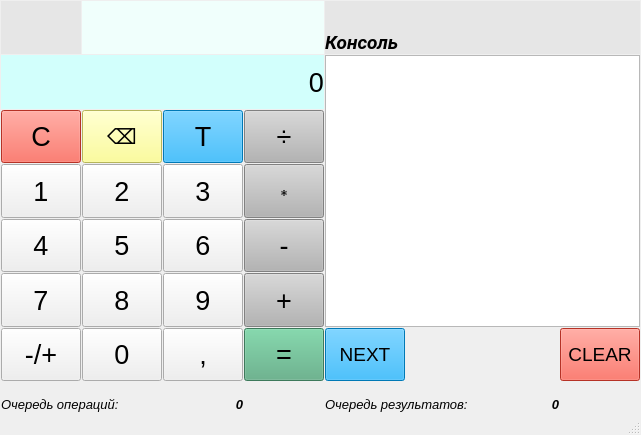
Before: the Qt Designer form InteltehCalculator/mainwindow.ui in Dronches/InteltehCalculator, drawn with Qt 5.
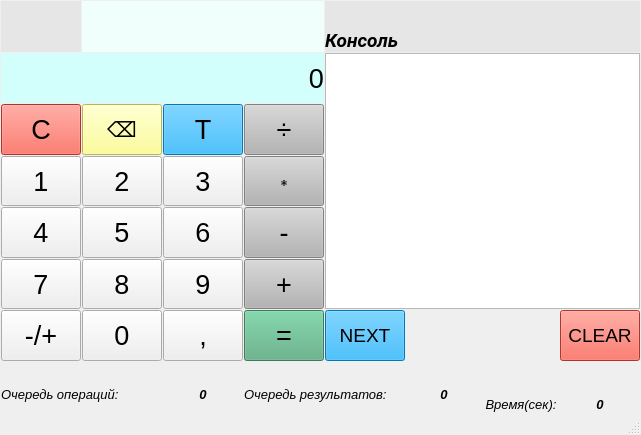
After: the same form once the commit is applied.

Commit message: Add visualisation for count of seconds

```diff
--- a/InteltehCalculator/mainwindow.ui
+++ b/InteltehCalculator/mainwindow.ui
@@ -192,39 +192,6 @@
         </property>
        </widget>
       </item>
-      <item row="8" column="6">
-       <widget class="QLabel" name="labelDinamic_QueueResults">
-        <property name="sizePolicy">
-         <sizepolicy hsizetype="MinimumExpanding" vsizetype="Fixed">
-          <horstretch>0</horstretch>
-          <verstretch>0</verstretch>
-         </sizepolicy>
-        </property>
-        <property name="minimumSize">
-         <size>
-          <width>75</width>
-          <height>30</height>
-         </size>
-        </property>
-        <property name="font">
-         <font>
-          <pointsize>10</pointsize>
-          <weight>75</weight>
-          <italic>true</italic>
-          <bold>true</bold>
-         </font>
-        </property>
-        <property name="text">
-         <string>0</string>
-        </property>
-        <property name="alignment">
-         <set>Qt::AlignBottom|Qt::AlignRight|Qt::AlignTrailing</set>
-        </property>
-        <property name="margin">
-         <number>2</number>
-        </property>
-       </widget>
-      </item>
       <item row="2" column="3">
        <widget class="QPushButton" name="buttonOperation_Div">
         <property name="sizePolicy">
@@ -302,7 +269,7 @@
          <string>0</string>
         </property>
         <property name="alignment">
-         <set>Qt::AlignBottom|Qt::AlignRight|Qt::AlignTrailing</set>
+         <set>Qt::AlignBottom|Qt::AlignHCenter</set>
         </property>
         <property name="margin">
          <number>2</number>
@@ -498,37 +465,6 @@
         </property>
        </widget>
       </item>
-      <item row="8" column="4" colspan="2">
-       <widget class="QLabel" name="labelStatic_QueueResults">
-        <property name="sizePolicy">
-         <sizepolicy hsizetype="MinimumExpanding" vsizetype="Fixed">
-          <horstretch>0</horstretch>
-          <verstretch>0</verstretch>
-         </sizepolicy>
-        </property>
-        <property name="minimumSize">
-         <size>
-          <width>150</width>
-          <height>30</height>
-         </size>
-        </property>
-        <property name="font">
-         <font>
-          <pointsize>10</pointsize>
-          <italic>true</italic>
-         </font>
-        </property>
-        <property name="text">
-         <string>Очередь результатов:</string>
-        </property>
-        <property name="alignment">
-         <set>Qt::AlignBottom|Qt::AlignLeading|Qt::AlignLeft</set>
-        </property>
-        <property name="margin">
-         <number>2</number>
-        </property>
-       </widget>
-      </item>
       <item row="6" column="1">
        <widget class="QPushButton" name="buttonDigit_0">
         <property name="sizePolicy">
@@ -944,6 +880,122 @@
         </property>
        </widget>
       </item>
+      <item row="8" column="5">
+       <widget class="QLabel" name="labelDinamic_QueueResults">
+        <property name="sizePolicy">
+         <sizepolicy hsizetype="MinimumExpanding" vsizetype="Fixed">
+          <horstretch>0</horstretch>
+          <verstretch>0</verstretch>
+         </sizepolicy>
+        </property>
+        <property name="minimumSize">
+         <size>
+          <width>75</width>
+          <height>30</height>
+         </size>
+        </property>
+        <property name="font">
+         <font>
+          <pointsize>10</pointsize>
+          <weight>75</weight>
+          <italic>true</italic>
+          <bold>true</bold>
+         </font>
+        </property>
+        <property name="text">
+         <string>0</string>
+        </property>
+        <property name="alignment">
+         <set>Qt::AlignBottom|Qt::AlignHCenter</set>
+        </property>
+        <property name="margin">
+         <number>2</number>
+        </property>
+       </widget>
+      </item>
+      <item row="8" column="3" colspan="2">
+       <widget class="QLabel" name="labelStatic_QueueResults">
+        <property name="sizePolicy">
+         <sizepolicy hsizetype="MinimumExpanding" vsizetype="Fixed">
+          <horstretch>0</horstretch>
+          <verstretch>0</verstretch>
+         </sizepolicy>
+        </property>
+        <property name="minimumSize">
+         <size>
+          <width>150</width>
+          <height>30</height>
+         </size>
+        </property>
+        <property name="font">
+         <font>
+          <pointsize>10</pointsize>
+          <italic>true</italic>
+         </font>
+        </property>
+        <property name="text">
+         <string>Очередь результатов:</string>
+        </property>
+        <property name="alignment">
+         <set>Qt::AlignBottom|Qt::AlignLeading|Qt::AlignLeft</set>
+        </property>
+        <property name="margin">
+         <number>2</number>
+        </property>
+       </widget>
+      </item>
+      <item row="8" column="6">
+       <widget class="QLabel" name="labelStatic_TimeOperations">
+        <property name="sizePolicy">
+         <sizepolicy hsizetype="MinimumExpanding" vsizetype="MinimumExpanding">
+          <horstretch>0</horstretch>
+          <verstretch>0</verstretch>
+         </sizepolicy>
+        </property>
+        <property name="font">
+         <font>
+          <pointsize>10</pointsize>
+          <italic>true</italic>
+         </font>
+        </property>
+        <property name="text">
+         <string>Время(сек):</string>
+        </property>
+        <property name="alignment">
+         <set>Qt::AlignBottom|Qt::AlignHCenter</set>
+        </property>
+        <property name="margin">
+         <number>2</number>
+        </property>
+       </widget>
+      </item>
+      <item row="8" column="7">
+       <widget class="QLabel" name="labelDinamic_TimeOperations">
+        <property name="sizePolicy">
+         <sizepolicy hsizetype="MinimumExpanding" vsizetype="MinimumExpanding">
+          <horstretch>0</horstretch>
+          <verstretch>0</verstretch>
+         </sizepolicy>
+        </property>
+        <property name="font">
+         <font>
+          <pointsize>10</pointsize>
+          <weight>75</weight>
+          <italic>true</italic>
+          <bold>true</bold>
+         </font>
+        </property>
+        <property name="text">
+         <string>0</string>
+        </property>
+        <property name="alignment">
+         <set>Qt::AlignBottom|Qt::AlignHCenter</set>
+        </property>
+        <property name="margin">
+         <number>2</number>
+        </property>
+       </widget>
+      </item>
      </layout>
     </item>
    </layout>
```
The commit also changes 2 other files.
